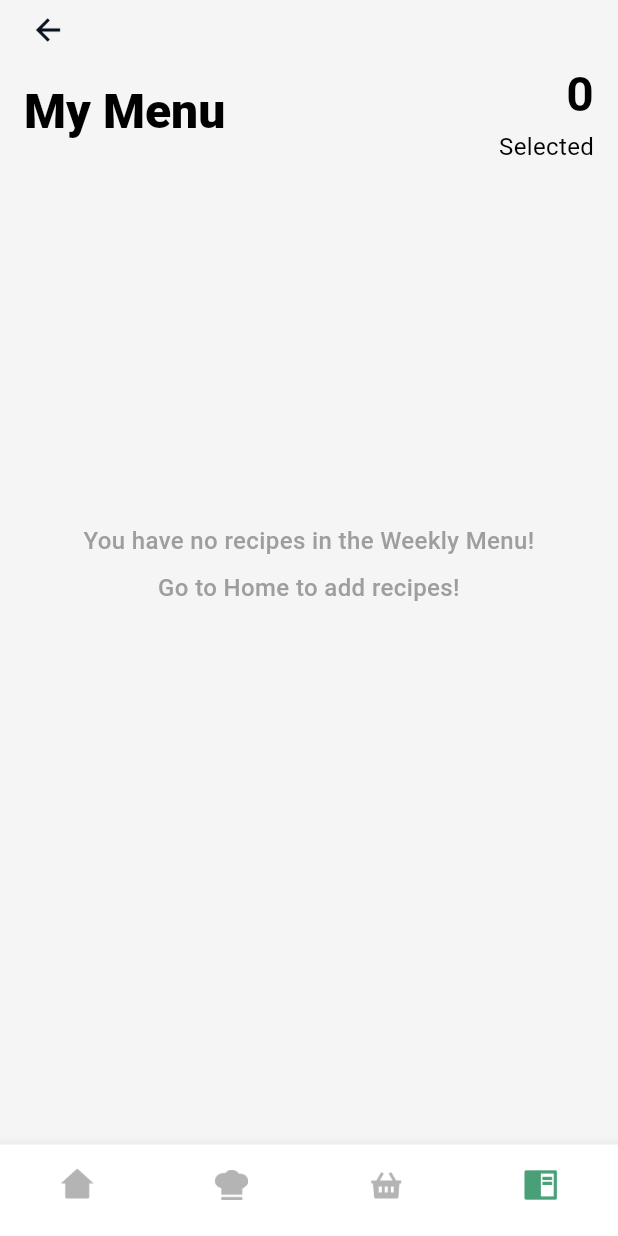
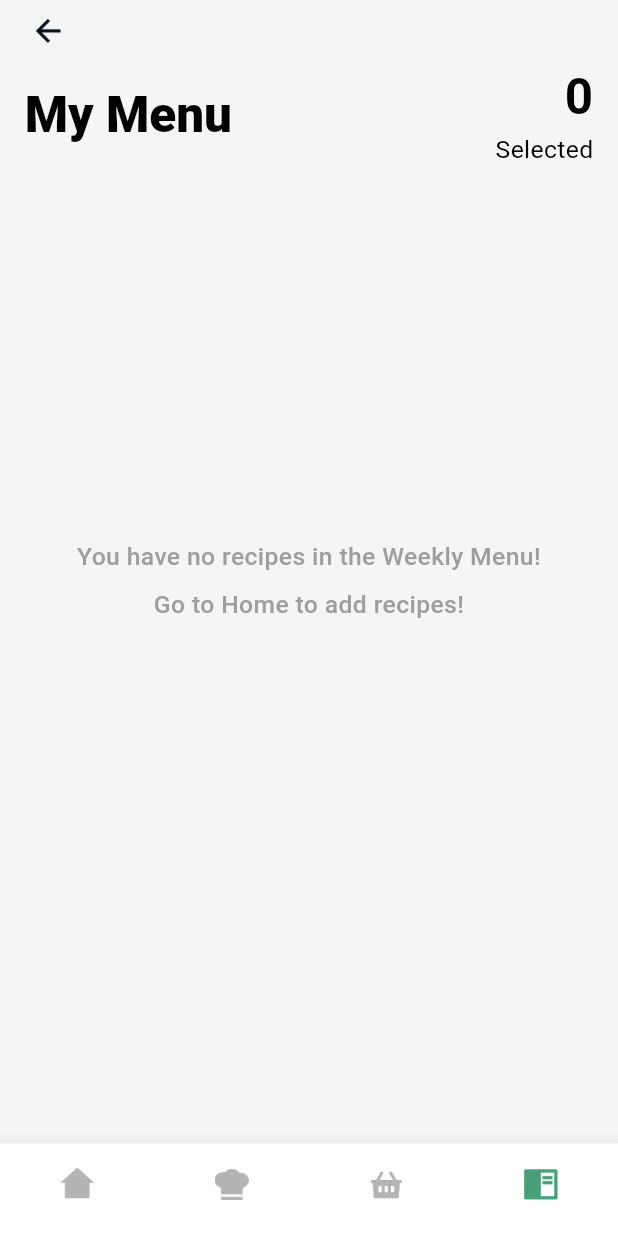
Before and after one commit to aadityayadav17/binarybandits, a Flutter app: the NoWeeklyMenuScreen screen opened directly, on a phone screen of 412 x 824 dp. Run offline on Flutter 3.47's test engine with Material 3 defaults, Android fonts, the phone set to English and light mode, and no system bars; our stand-ins replace country_code_picker, dropdown_button2, firebase_core, google_fonts; accounts and stored records are empty.

Commit message:
Screen Height (19/n) - No Weekly Screen

```diff
--- a/lib/screens/weekly_menu_screen/no_weekly_menu_screen.dart
+++ b/lib/screens/weekly_menu_screen/no_weekly_menu_screen.dart
@@ -6,20 +6,23 @@ import 'package:binarybandits/screens/recipe_selection_screen/recipe_selection_s
 class NoWeeklyMenuScreen extends StatelessWidget {
   @override
   Widget build(BuildContext context) {
+    final screenHeight = MediaQuery.of(context).size.height;
+    final screenWidth = MediaQuery.of(context).size.width;
+
     return Scaffold(
       backgroundColor: const Color.fromRGBO(245, 245, 245, 1),
       appBar: AppBar(
         backgroundColor: const Color.fromRGBO(245, 245, 245, 1),
         elevation: 0,
-        toolbarHeight: 40,
+        toolbarHeight: screenHeight * 0.05,
         automaticallyImplyLeading: false,
         leading: Padding(
-          padding: const EdgeInsets.only(left: 8.0),
+          padding: EdgeInsets.only(left: screenWidth * 0.02),
           child: IconButton(
             icon: Image.asset(
               'assets/icons/screens/common/back-key.png',
-              width: 24,
-              height: 24,
+              width: screenWidth * 0.06,
+              height: screenWidth * 0.06,
             ),
             onPressed: () {
               Navigator.pop(context);
@@ -28,7 +31,7 @@ class NoWeeklyMenuScreen extends StatelessWidget {
         ),
       ),
       body: Padding(
-        padding: const EdgeInsets.symmetric(horizontal: 16.0),
+        padding: EdgeInsets.symmetric(horizontal: screenWidth * 0.04),
         child: Column(
           crossAxisAlignment: CrossAxisAlignment.start,
           children: [
@@ -38,10 +41,10 @@ class NoWeeklyMenuScreen extends StatelessWidget {
                 Text(
                   "My Menu",
                   style: GoogleFonts.robotoFlex(
-                    textStyle: const TextStyle(
+                    textStyle: TextStyle(
                       color: Colors.black,
                       fontWeight: FontWeight.w900,
-                      fontSize: 32,
+                      fontSize: screenHeight * 0.04,
                       letterSpacing: 0,
                       height: 0.9,
                     ),
@@ -53,9 +56,9 @@ class NoWeeklyMenuScreen extends StatelessWidget {
                     Text(
                       '0',
                       style: GoogleFonts.robotoFlex(
-                        textStyle: const TextStyle(
+                        textStyle: TextStyle(
                           color: Colors.black,
-                          fontSize: 32,
+                          fontSize: screenHeight * 0.04,
                           fontWeight: FontWeight.w700,
                         ),
                       ),
@@ -63,9 +66,9 @@ class NoWeeklyMenuScreen extends StatelessWidget {
                     Text(
                       "Selected",
                       style: GoogleFonts.robotoFlex(
-                        textStyle: const TextStyle(
+                        textStyle: TextStyle(
                           color: Colors.black,
-                          fontSize: 16,
+                          fontSize: screenHeight * 0.02,
                         ),
                       ),
                     ),
@@ -73,28 +76,28 @@ class NoWeeklyMenuScreen extends StatelessWidget {
                 ),
               ],
             ),
-            const SizedBox(height: 240),
+            SizedBox(height: screenHeight * 0.3),
             Center(
               child: Column(
                 children: [
                   Text(
                     'You have no recipes in the Weekly Menu!',
                     style: GoogleFonts.robotoFlex(
-                      textStyle: const TextStyle(
+                      textStyle: TextStyle(
                         color: Colors.grey,
-                        fontSize: 16,
+                        fontSize: screenHeight * 0.02,
                         fontWeight: FontWeight.w500,
                       ),
                     ),
                     textAlign: TextAlign.center,
                   ),
-                  const SizedBox(height: 8),
+                  SizedBox(height: screenHeight * 0.01),
                   Text(
                     'Go to Home to add recipes!',
                     style: GoogleFonts.robotoFlex(
-                      textStyle: const TextStyle(
+                      textStyle: TextStyle(
                         color: Colors.grey,
-                        fontSize: 16,
+                        fontSize: screenHeight * 0.02,
                         fontWeight: FontWeight.w500,
                       ),
                     ),
@@ -137,32 +140,32 @@ class NoWeeklyMenuScreen extends StatelessWidget {
           BottomNavigationBarItem(
             icon: Image.asset(
               'assets/icons/bottom_navigation/home-off.png',
-              width: 24,
-              height: 24,
+              width: screenWidth * 0.06,
+              height: screenWidth * 0.06,
             ),
             label: '',
           ),
           BottomNavigationBarItem(
             icon: Image.asset(
               'assets/icons/bottom_navigation/discover-recipe-off.png',
-              width: 22,
-              height: 22,
+              width: screenWidth * 0.055,
+              height: screenWidth * 0.055,
             ),
             label: '',
           ),
           BottomNavigationBarItem(
             icon: Image.asset(
               'assets/icons/bottom_navigation/grocery-list-off.png',
-              width: 24,
-              height: 24,
+              width: screenWidth * 0.06,
+              height: screenWidth * 0.06,
             ),
             label: '',
           ),
           BottomNavigationBarItem(
             icon: Image.asset(
               'assets/icons/bottom_navigation/weekly-menu-on.png',
-              width: 26,
-              height: 26,
+              width: screenWidth * 0.065,
+              height: screenWidth * 0.065,
             ),
             label: '',
           ),
```
